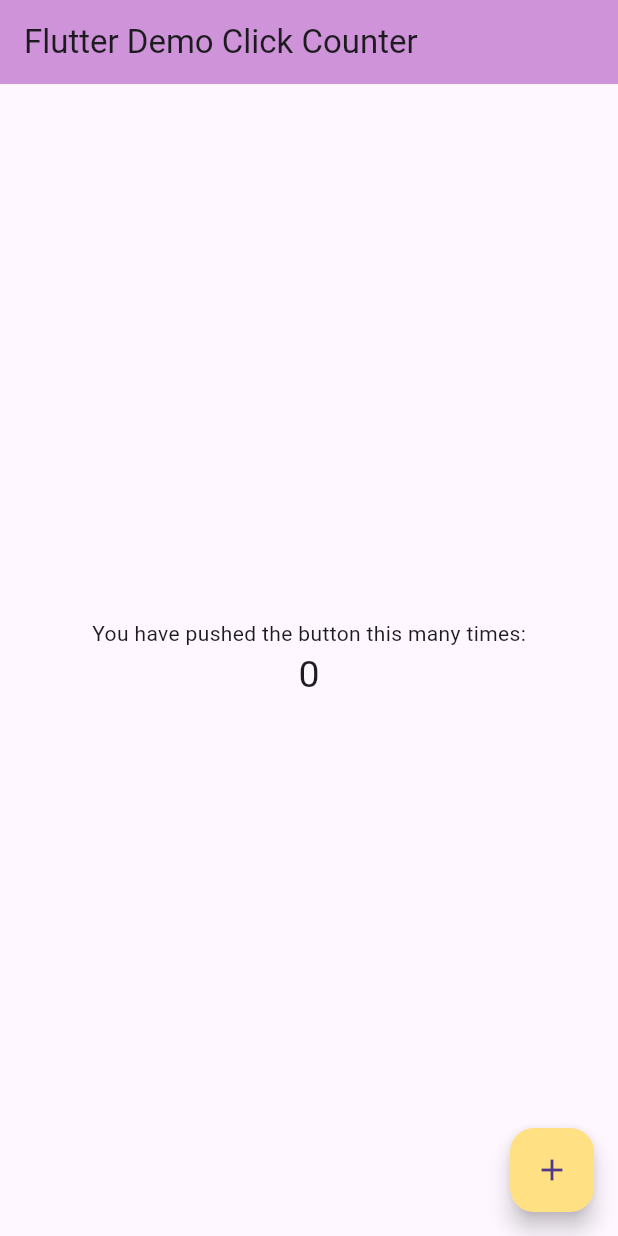
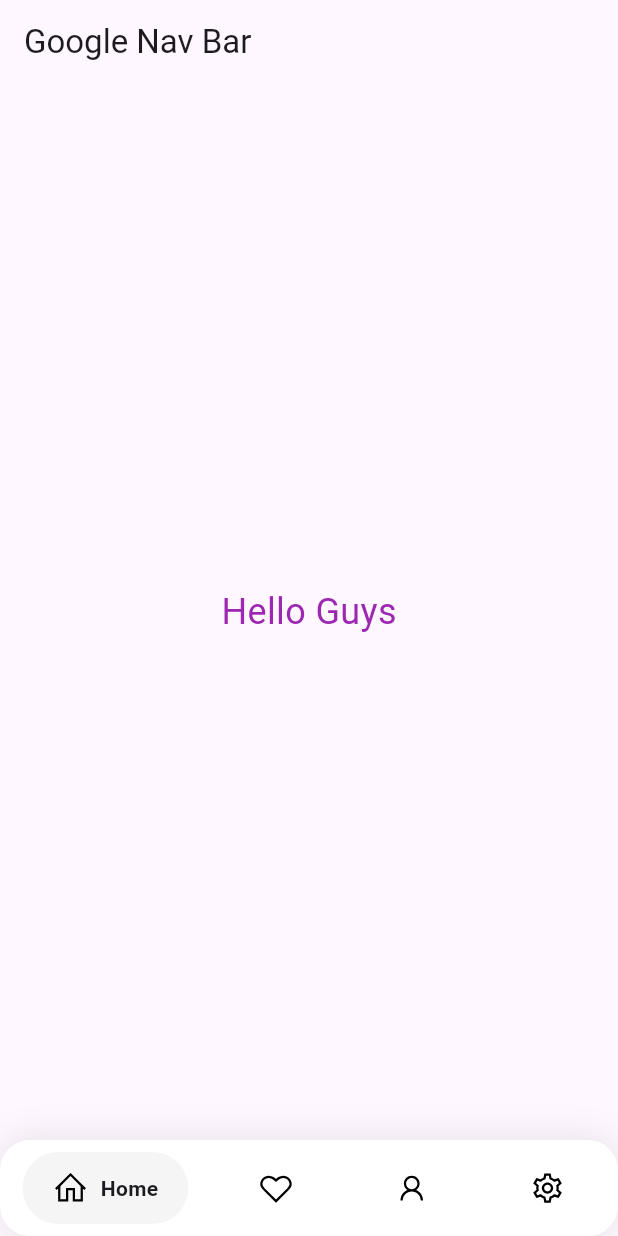
Before and after one commit to ITSURENXD/TrafficFlow, a Flutter app: the screen it shows after launch, on a phone screen of 412 x 824 dp. Run offline on Flutter 3.47's test engine with Material 3 defaults, Android fonts, the phone set to English and light mode, and no system bars; drawn by our look-alikes of google_nav_bar; our stand-ins replace line_icons.

Commit message:
changes as follows: 1. added the LineIcons package for the icons integraiton in the app, 2. added the bottom nav bar ui, 3. added the home page section for the application

```diff
--- a/lib/main.dart
+++ b/lib/main.dart
@@ -1,94 +1,17 @@
 import 'package:flutter/material.dart';
+import "./screens/HomePage.dart";
 
 void main() => runApp(const MyApp());
 
 class MyApp extends StatelessWidget {
   const MyApp({super.key});
-  static const String _title = 'Flutter Stateful Clicker Counter';
+
   // This widget is the root of your application.
   @override
   Widget build(BuildContext context) {
     return MaterialApp(
-      title: _title,
-      theme: ThemeData(
-        // useMaterial3: true,
-        primarySwatch: Colors.amber,
-      ),
-      home: const MyHomePage(),
+      debugShowCheckedModeBanner: false,
+      home: HomePage(),
     );
   }
 }
-
-class MyHomePage extends StatefulWidget {
-  const MyHomePage({super.key});
-  // This widget is the home page of your application. It is stateful, meaning
-  // that it has a State object (defined below) that contains fields that affect
-  // how it looks.
-  // This class is the configuration for the state.
-  @override
-  _MyHomePageState createState() => _MyHomePageState();
-}
-
-class _MyHomePageState extends State<MyHomePage> {
-  int _counter = 0;
-
-  void _incrementCounter() {
-    setState(() {
-      // This call to setState tells the Flutter framework that something has
-      // changed in this State, which causes it to rerun the build method below
-      // so that the display can reflect the updated values. If we changed
-      // _counter without calling setState(), then the build method would not be
-      // called again, and so nothing would appear to happen.
-      _counter++;
-    });
-  }
-
-  @override
-  Widget build(BuildContext context) {
-    // This method is rerun every time setState is called, for instance as done
-    // by the _incrementCounter method above.
-    //
-    // The Flutter framework has been optimized to make rerunning build methods
-    // fast, so that you can just rebuild anything that needs updating rather
-    // than having to individually change instances of widgets.
-    return Scaffold(
-      appBar: AppBar(
-        // Here we take the value from the MyHomePage object that was created by
-        // the App.build method, and use it to set our appbar title.
-        title: const Text('Flutter Demo Click Counter'),
-        backgroundColor: Colors.purple[200],
-      ),
-      body: Center(
-        // Center is a layout widget. It takes a single child and positions it
-        // in the middle of the parent.
-        child: Column(
-          // Column is also a layout widget. It takes a list of children and
-          // arranges them vertically. By default, it sizes itself to fit its
-          // children horizontally, and tries to be as tall as its parent.
-          //
-          // Column has various properties to control how it sizes itself and
-          // how it positions its children. Here we use mainAxisAlignment to
-          // center the children vertically; the main axis here is the vertical
-          // axis because Columns are vertical (the cross axis would be
-          // horizontal).
-          mainAxisAlignment: MainAxisAlignment.center,
-          children: <Widget>[
-            const Text(
-              'You have pushed the button this many times:',
-            ),
-            Text(
-              '$_counter',
-              style: const TextStyle(fontSize: 25),
-            ),
-          ],
-        ),
-      ),
-      floatingActionButton: FloatingActionButton(
-        onPressed: _incrementCounter,
-        tooltip: 'Increment',
-        child: const Icon(Icons.add),
-        backgroundColor: Colors.amber[200],
-      ),
-    );
-  }
-}
--- /dev/null
+++ b/lib/screens/HomePage.dart
@@ -0,0 +1,29 @@
+import "package:flutter/material.dart";
+import '../widgets/CustomBottomNavBar.dart';
+
+class HomePage extends StatefulWidget {
+  const HomePage({Key? key}) : super(key: key);
+
+  @override
+  State<HomePage> createState() => _HomePageState();
+}
+
+class _HomePageState extends State<HomePage> {
+  // variable defining the text style
+  static const TextStyle optionStyle =
+      TextStyle(fontSize: 30, fontWeight: FontWeight.w600);
+
+  @override
+  Widget build(BuildContext context) {
+    return MaterialApp(
+        home: Scaffold(
+            appBar: AppBar(title: Text("Google Nav Bar")),
+            body: Center(
+              child: Text(
+                "Hello Guys",
+                style: TextStyle(fontSize: 24, color: Colors.purple),
+              ),
+            ),
+            bottomNavigationBar: CustomBottomNavBar()));
+  }
+}
--- /dev/null
+++ b/lib/widgets/CustomBottomNavBar.dart
@@ -0,0 +1,40 @@
+import 'package:flutter/material.dart';
+import 'package:google_nav_bar/google_nav_bar.dart';
+import 'package:line_icons/line_icons.dart';
+
+class CustomBottomNavBar extends StatelessWidget {
+  const CustomBottomNavBar({Key? key}) : super(key: key);
+
+  @override
+  Widget build(BuildContext context) {
+    return Container(
+      decoration: BoxDecoration(
+        borderRadius: BorderRadius.circular(20),
+        color: Colors.white,
+        boxShadow: [
+          BoxShadow(blurRadius: 20, color: Colors.black.withOpacity(0.1)),
+        ],
+      ),
+      child: SafeArea(
+        child: Padding(
+          padding: EdgeInsets.symmetric(horizontal: 15, vertical: 8),
+          child: GNav(
+            rippleColor: Colors.grey[300]!,
+            hoverColor: Colors.grey[100]!,
+            gap: 8,
+            iconSize: 24,
+            padding: EdgeInsets.symmetric(horizontal: 20, vertical: 12),
+            tabBackgroundColor: Colors.grey[100]!,
+            color: Colors.black,
+            tabs: [
+              GButton(icon: LineIcons.home, text: "Home"),
+              GButton(icon: LineIcons.heart, text: "Likes"),
+              GButton(icon: LineIcons.user, text: "Profile"),
+              GButton(icon: LineIcons.cog, text: "Settings"),
+            ],
+          ),
+        ),
+      ),
+    );
+  }
+}
--- a/pubspec.yaml
+++ b/pubspec.yaml
@@ -14,6 +14,8 @@
 
   english_words: ^4.0.0
   provider: ^6.0.0
+  google_nav_bar: ^5.0.6
+  line_icons: ^2.0.3
 
 dev_dependencies:
   flutter_test:
```
